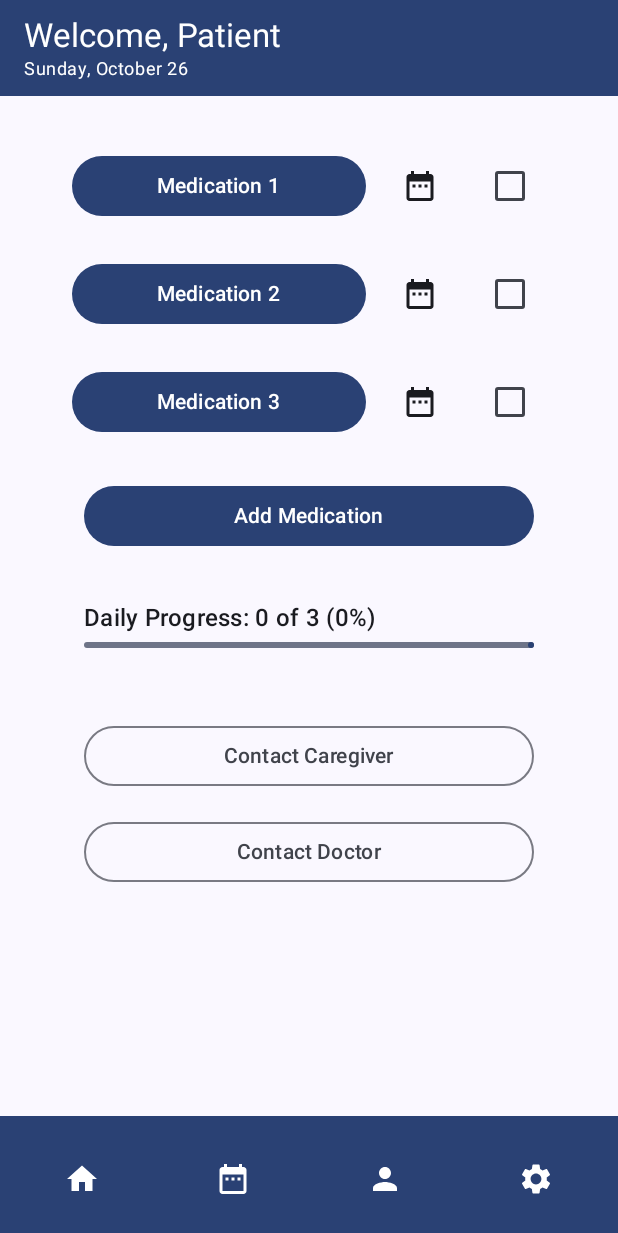
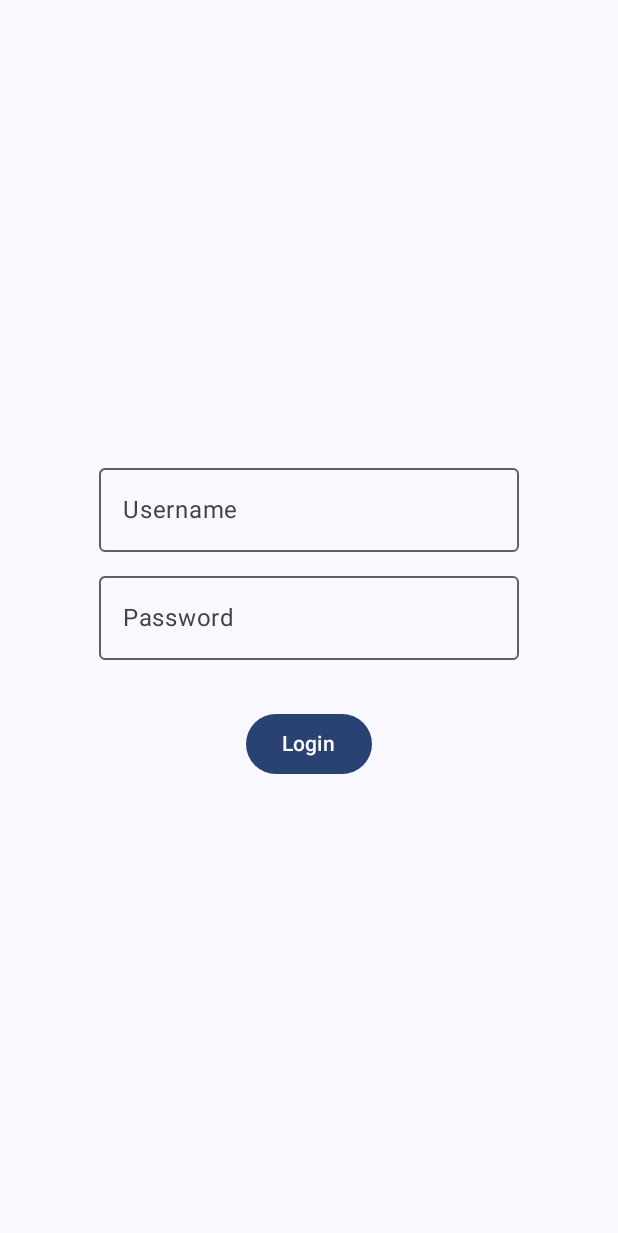
Before and after one commit to JakubSmilowski/Medication-adherence-app, an Android app built with Jetpack Compose: the screen it shows after launch (MainActivity), on a phone screen of 412 x 824 dp. Shown: the top 1233 px of the screen. Run offline under Robolectric (Android 15) with nearby library versions, the phone set to English and light mode, and no system bars.

Commit message:
Added login page:

```diff
--- /dev/null
+++ b/app/src/main/java/com/group7/medicationadherenceapp/LoginScreen.kt
@@ -0,0 +1,79 @@
+package com.group7.medicationadherenceapp
+
+import androidx.compose.foundation.layout.Arrangement
+import androidx.compose.foundation.layout.Column
+import androidx.compose.foundation.layout.Spacer
+import androidx.compose.foundation.layout.fillMaxSize
+import androidx.compose.foundation.layout.height
+import androidx.compose.foundation.layout.padding
+import androidx.compose.foundation.layout.width
+import androidx.compose.material3.Button
+import androidx.compose.material3.ExperimentalMaterial3Api
+import androidx.compose.material3.OutlinedCard
+import androidx.compose.material3.OutlinedTextField
+import androidx.compose.material3.Text
+import androidx.compose.runtime.Composable
+import androidx.compose.runtime.getValue
+import androidx.compose.runtime.mutableStateOf
+import androidx.compose.runtime.remember
+import androidx.compose.runtime.setValue
+import androidx.compose.ui.Alignment
+import androidx.compose.ui.Modifier
+import androidx.compose.ui.graphics.Color
+import androidx.compose.ui.tooling.preview.Preview
+import androidx.compose.ui.unit.dp
+import com.group7.medicationadherenceapp.ui.theme.MedicationAdherenceAppTheme
+
+@OptIn(ExperimentalMaterial3Api::class)
+@Composable
+fun LoginScreen(onLoginClick: () -> Unit) {
+    var username by remember { mutableStateOf("") }
+    var password by remember { mutableStateOf("") }
+    var showError by remember { mutableStateOf(false) }
+
+    Column(
+        modifier = Modifier
+            .fillMaxSize()
+            .padding(16.dp),
+        horizontalAlignment = Alignment.CenterHorizontally,
+        verticalArrangement = Arrangement.Center
+    ) {
+        OutlinedTextField(
+            value = username,
+            onValueChange = { username = it },
+            label = { Text("Username") }
+        )
+        Spacer(modifier = Modifier.height(8.dp))
+        OutlinedTextField(
+            value = password,
+            onValueChange = { password = it },
+            label = { Text("Password") },
+        )
+        Spacer(modifier = Modifier.height(16.dp))
+        if (showError) {
+            Text(
+                text = "Invalid username or password",
+                color = Color.Red
+            )
+        }
+        Spacer(modifier = Modifier.height(16.dp))
+        Button(onClick = {
+            if (username == "user1" && password == "password1") {
+                onLoginClick()
+                showError = false
+            } else {
+                showError = true
+            }
+        }) {
+            Text("Login")
+        }
+    }
+}
+
+@Preview(showBackground = true)
+@Composable
+fun LoginScreenPreview() {
+    MedicationAdherenceAppTheme {
+        LoginScreen(onLoginClick = {})
+    }
+}
--- a/app/src/main/java/com/group7/medicationadherenceapp/MainActivity.kt
+++ b/app/src/main/java/com/group7/medicationadherenceapp/MainActivity.kt
@@ -30,13 +30,24 @@ class MainActivity : ComponentActivity() {
         super.onCreate(savedInstanceState)
         setContent {
             MedicationAdherenceAppTheme {
-                Surface(
-                    modifier = Modifier.fillMaxSize(),
-                    color = MaterialTheme.colorScheme.background
-                ) {
-                    HomeScreen()
-                }
+                MedicationAdherenceApp()
             }
+        }
+    }
+}
+
+@Composable
+fun MedicationAdherenceApp() {
+    var isLoggedIn by remember { mutableStateOf(false) }
+
+    Surface(
+        modifier = Modifier.fillMaxSize(),
+        color = MaterialTheme.colorScheme.background
+    ) {
+        if (isLoggedIn) {
+            HomeScreen()
+        } else {
+            LoginScreen(onLoginClick = { isLoggedIn = true })
         }
     }
 }
```
